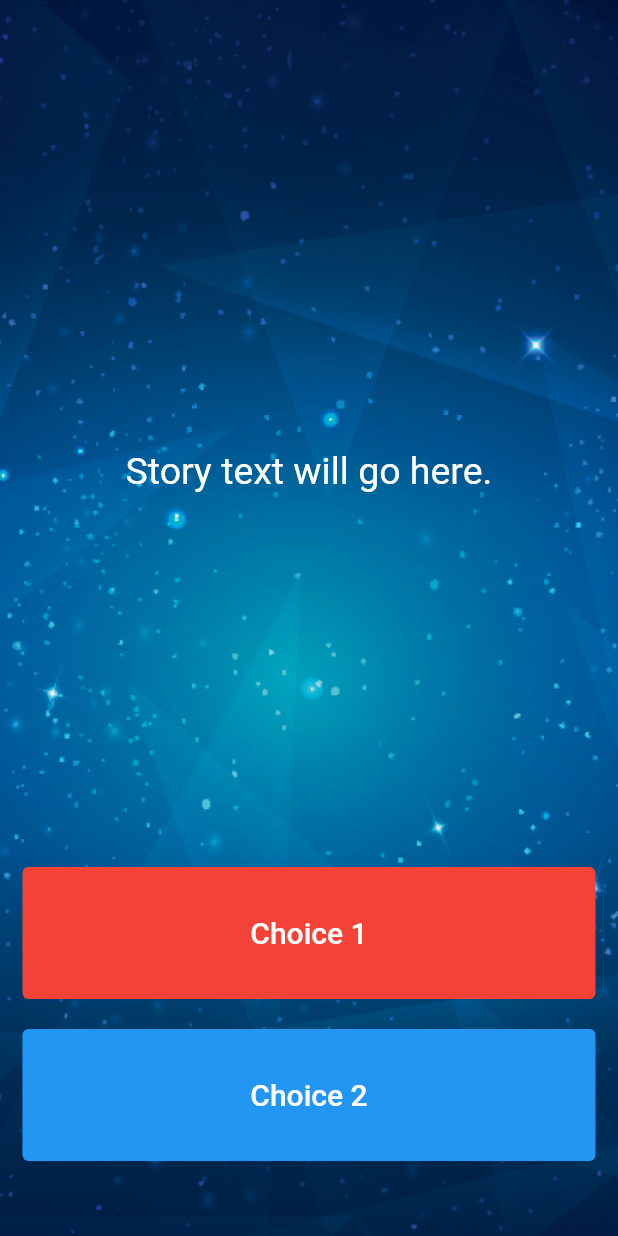
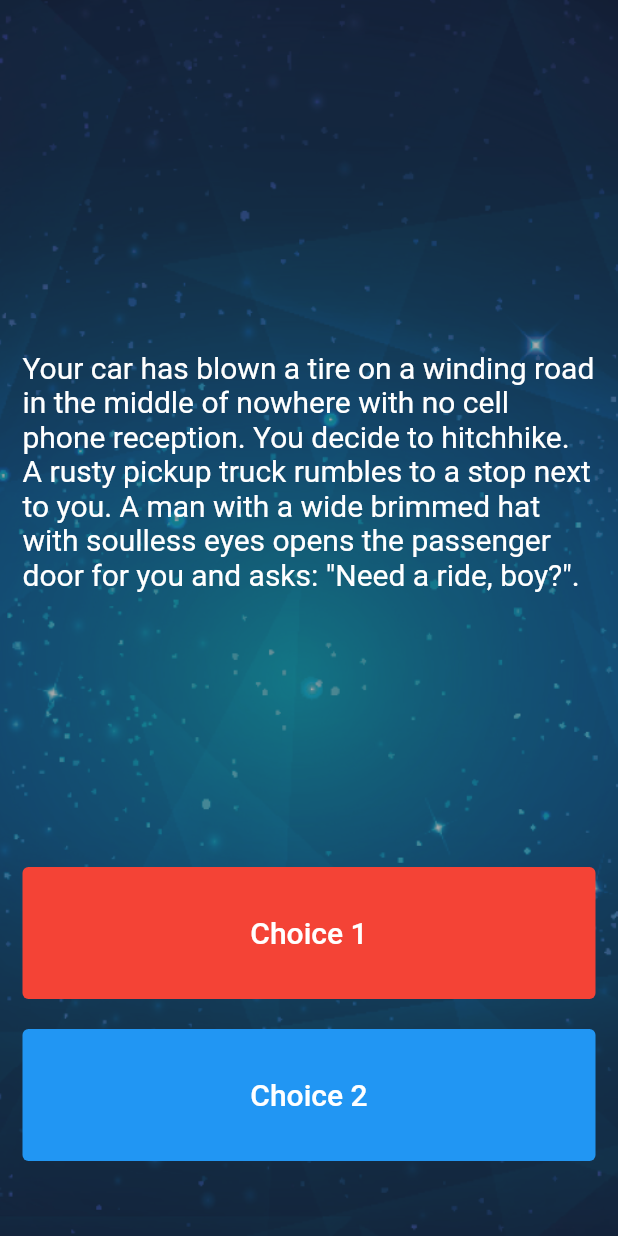
Before and after one commit to TineoC/destini-challenge, a Flutter app: the screen it shows after launch, on a phone screen of 412 x 824 dp. Run offline on Flutter 3.47's test engine with Material 2 defaults, Android fonts, the phone set to English and light mode, and no system bars.

Commit message:
feat: :sparkles: create instance of story brain class and get first story from brain logic

```diff
--- a/lib/main.dart
+++ b/lib/main.dart
@@ -1,3 +1,4 @@
+import 'package:destiny/story_brain.dart';
 import 'package:flutter/material.dart';
 
 //TODO: Step 15 - Run the app and see if you can see the screen update with the first story. Delete this TODO if it looks as you expected.
@@ -16,7 +17,7 @@ class Destini extends StatelessWidget {
   }
 }
 
-//TODO: Step 9 - Create a new storyBrain object from the StoryBrain class.
+StoryBrain storyBrain = StoryBrain();
 
 class StoryPage extends StatefulWidget {
   const StoryPage({super.key});
@@ -31,21 +32,22 @@ class _StoryPageState extends State<StoryPage> {
       body: Container(
         decoration: const BoxDecoration(
             image: DecorationImage(
-                image: AssetImage('images/background.png'), fit: BoxFit.cover)),
+                image: AssetImage('images/background.png'),
+                fit: BoxFit.cover,
+                opacity: 0.6)),
         padding: const EdgeInsets.symmetric(vertical: 50.0, horizontal: 15.0),
         constraints: const BoxConstraints.expand(),
         child: SafeArea(
           child: Column(
             crossAxisAlignment: CrossAxisAlignment.stretch,
             children: <Widget>[
-              const Expanded(
+              Expanded(
                 flex: 12,
                 child: Center(
                   child: Text(
-                    //TODO: Step 10 - use the storyBrain to get the first story title and display it in this Text Widget.
-                    'Story text will go here.',
-                    style: TextStyle(
-                      fontSize: 25.0,
+                    storyBrain.getStory(),
+                    style: const TextStyle(
+                      fontSize: 20.0,
                     ),
                   ),
                 ),
```
